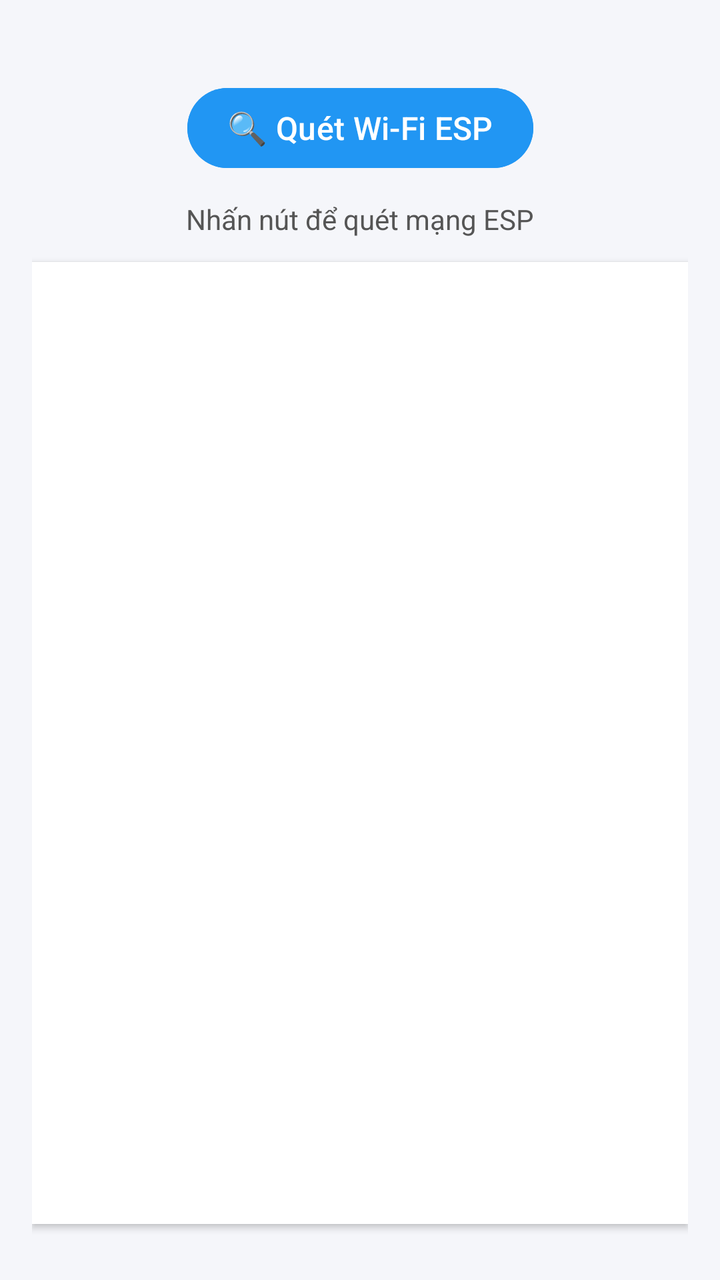
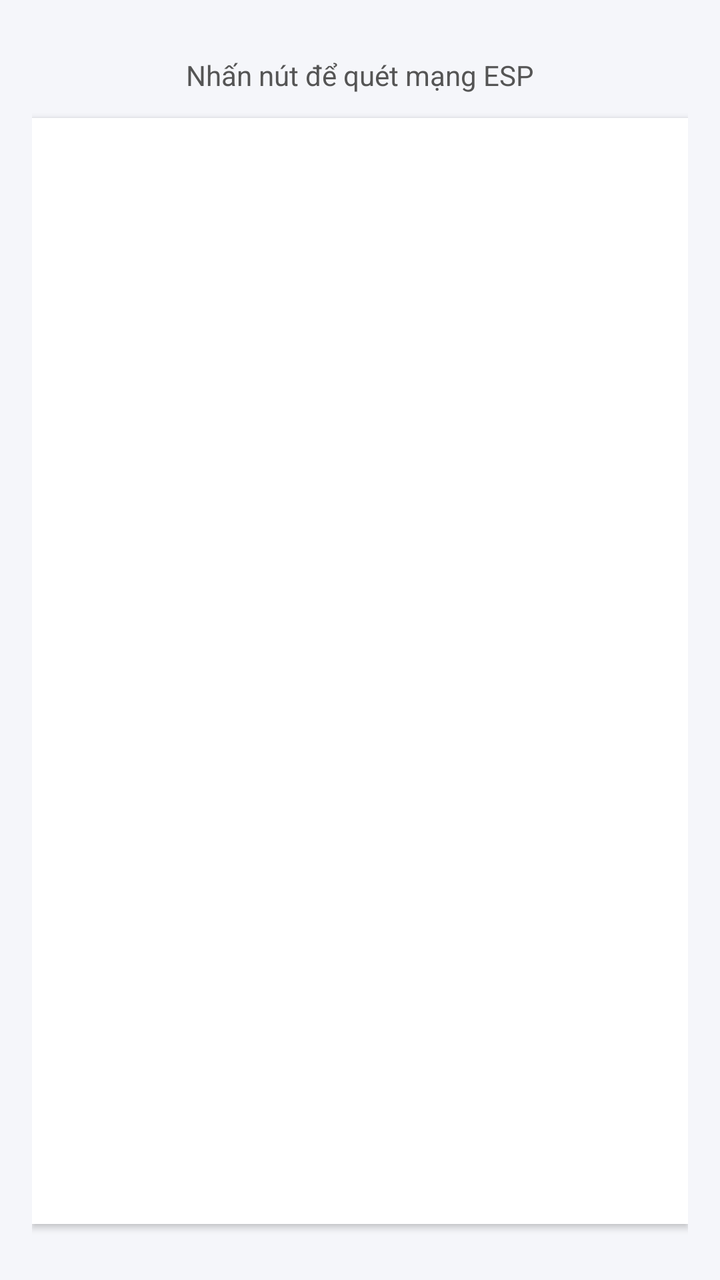

An Android layout rendered at two revisions. The XML below is the earlier revision; the diff shows what the commit changed to produce the second picture.
<!-- AndroidManifest.xml: application theme Theme.ConnectESP -->
<!-- res/layout/activity_ssid_menu.xml -->
<?xml version="1.0" encoding="utf-8"?>
<androidx.constraintlayout.widget.ConstraintLayout
    xmlns:android="http://schemas.android.com/apk/res/android"
    xmlns:tools="http://schemas.android.com/tools"
    xmlns:app="http://schemas.android.com/apk/res-auto"
    android:layout_width="match_parent"
    android:layout_height="match_parent"
    android:background="#F5F6FA"
    android:padding="16dp"
    tools:context=".SsidMenu">

    
    <Button
        android:id="@+id/btnScan"
        android:layout_width="wrap_content"
        android:layout_height="48dp"
        android:text="🔍 Quét Wi-Fi ESP"
        android:paddingLeft="20dp"
        android:paddingRight="20dp"
        android:textAllCaps="false"
        android:fontFamily="sans-serif-medium"
        android:textSize="16sp"
        android:backgroundTint="#2196F3"
        android:textColor="@android:color/white"
        android:elevation="6dp"
        android:layout_marginTop="24dp"
        app:layout_constraintTop_toTopOf="parent"
        app:layout_constraintStart_toStartOf="parent"
        app:layout_constraintEnd_toEndOf="parent"/>

    
    <TextView
        android:id="@+id/tvStatus"
        android:layout_width="0dp"
        android:layout_height="wrap_content"
        android:text="Nhấn nút để quét mạng ESP"
        android:textSize="14sp"
        android:textColor="#555"
        android:gravity="center"
        android:layout_marginTop="12dp"
        app:layout_constraintTop_toBottomOf="@id/btnScan"
        app:layout_constraintStart_toStartOf="parent"
        app:layout_constraintEnd_toEndOf="parent"/>

    
    <ProgressBar
        android:id="@+id/progressScan"
        android:layout_width="40dp"
        android:layout_height="40dp"
        android:visibility="gone"
        android:indeterminate="true"
        app:layout_constraintTop_toBottomOf="@id/tvStatus"
        app:layout_constraintStart_toStartOf="parent"
        app:layout_constraintEnd_toEndOf="parent"
        android:layout_marginTop="12dp"/>

    
    <androidx.core.widget.NestedScrollView
        android:id="@+id/svList"
        android:layout_width="0dp"
        android:layout_height="0dp"
        android:background="@android:color/white"
        android:padding="12dp"
        android:elevation="2dp"
        app:layout_constraintTop_toBottomOf="@id/progressScan"
        app:layout_constraintBottom_toBottomOf="parent"
        app:layout_constraintStart_toStartOf="parent"
        app:layout_constraintEnd_toEndOf="parent"
        android:layout_marginTop="12dp"
        android:layout_marginBottom="12dp">

        <LinearLayout
            android:id="@+id/llNetworks"
            android:orientation="vertical"
            android:layout_width="match_parent"
            android:layout_height="wrap_content"/>
    </androidx.core.widget.NestedScrollView>

</androidx.constraintlayout.widget.ConstraintLayout>
<!-- resources referenced by this layout -->
<resources>
  <style name="Theme.ConnectESP" parent="Base.Theme.ConnectESP" />
  <style name="Base.Theme.ConnectESP" parent="Theme.Material3.DayNight.NoActionBar">
          
          
      </style>
</resources>

<!-- the commit's change to res/layout/activity_ssid_menu.xml (unified diff, before → after) -->
@@ -26,7 +26,8 @@
         android:layout_marginTop="24dp"
         app:layout_constraintTop_toTopOf="parent"
         app:layout_constraintStart_toStartOf="parent"
-        app:layout_constraintEnd_toEndOf="parent"/>
+        app:layout_constraintEnd_toEndOf="parent"
+        android:visibility="gone"/>
 
     
     <TextView
